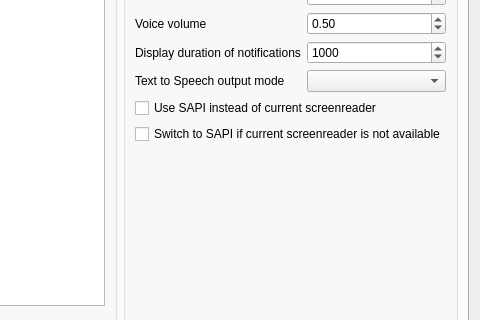
Above: Client/qtTeamTalk/preferences.ui from BearWare/TeamTalk5 before the change; both pictures show x 639 to 1119 and y 176 to 496 of the 1119 by 697 pixel window. Below: the same form after it.
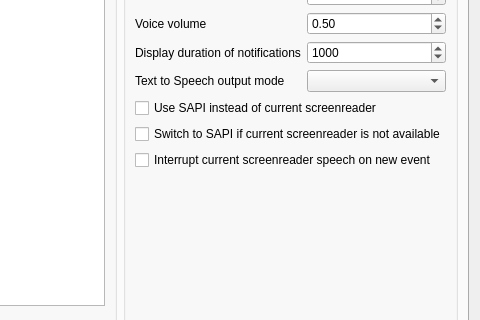
That is the form after the change. The open tabs and pages were chosen to show the change. Icons and pictures are not drawn. Custom widgets are drawn as their Qt base class.

Commit message: Ability to use assertive priority

What changed in the file:
```diff
--- a/Client/qtTeamTalk/preferences.ui
+++ b/Client/qtTeamTalk/preferences.ui
@@ -1895,6 +1895,13 @@
               </property>
              </widget>
             </item>
+            <item row="9" column="0" colspan="2">
+             <widget class="QCheckBox" name="ttsAssertiveChkBox">
+              <property name="text">
+               <string>Interrupt current screenreader speech on new event</string>
+              </property>
+             </widget>
+            </item>
            </layout>
           </item>
           <item>
```
The commit also changes 3 other files.
